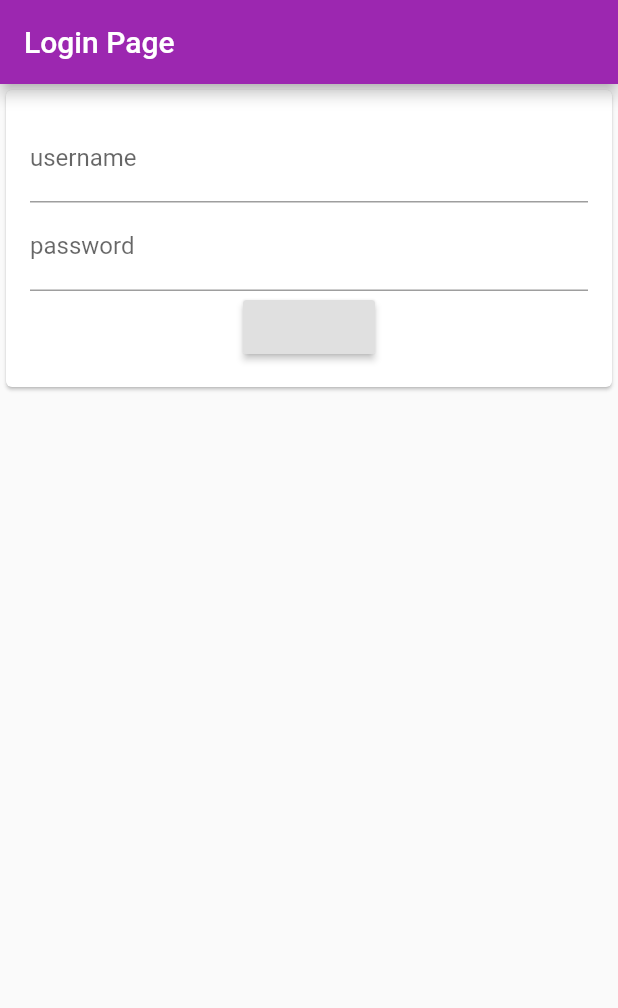
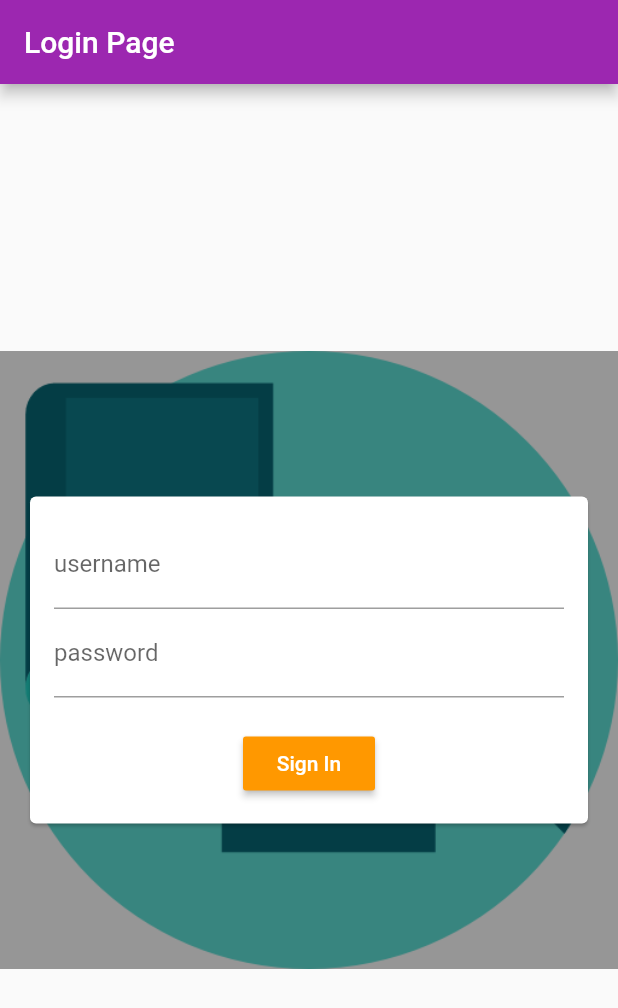
Before and after one commit to Harshal-Jaiswal/Flutter_basics, a Flutter app: the screen it shows after launch, on a phone screen of 412 x 824 dp. Shown: the top 1008 px of the screen. Run offline on Flutter 3.47's test engine with Material 2 defaults, Android fonts, the phone set to English and light mode, and no system bars.

```diff
--- a/flutter_basics/lib/main.dart
+++ b/flutter_basics/lib/main.dart
@@ -16,7 +16,13 @@ class MyApp extends StatelessWidget {
         home: LoginPage(),
         theme: ThemeData(
           primaryColor: Colors.purple,
-        ));
+        ),
+        routes: {
+
+          LoginPage.routeName : (context)=> LoginPage(),
+          Homepage.routeName : (context)=> Homepage(),
+        },
+      );
   }
 }
 
--- a/flutter_basics/lib/pages/login_page.dart
+++ b/flutter_basics/lib/pages/login_page.dart
@@ -1,6 +1,8 @@
 import 'package:flutter/material.dart';
+import 'package:flutter_basics/pages/home_page.dart';
 
 class LoginPage extends StatefulWidget {
+  static const String routeName = '/Login';
   @override
   _LoginPageState createState() => _LoginPageState();
 }
@@ -16,31 +18,54 @@ class _LoginPageState extends State<LoginPage> {
   Widget build(BuildContext context) {
     return Scaffold(
       appBar: AppBar(title: Text('Login Page')),
-      body: SingleChildScrollView(
+      body: Stack(fit: StackFit.expand, children: [
+        Image.asset(
+          'assets/p-sci.png',
+          // fit: BoxFit.cover,
+          color: Colors.black.withOpacity(.4),
+          colorBlendMode: BlendMode.darken,
+        ),
+        Center(
+          child: SingleChildScrollView(
             child: Form(
               key: formKey,
-          child: Center(
+              child: Padding(
+                padding: const EdgeInsets.all(16),
                 child: Card(
                   child: Padding(
-                padding: const EdgeInsets.all(16),
+                    padding: const EdgeInsets.all(16.0),
                     child: Column(
                       children: [
                         TextFormField(
                           controller: _userNameController,
                           keyboardType: TextInputType.emailAddress,
+                          validator: (s) {},
                           decoration: InputDecoration(
-                        border: ,
                               hintText: 'Enter email', labelText: 'username'),
                         ),
                         TextFormField(
                           controller: _passwordController,
                           keyboardType: TextInputType.text,
+                          validator: (s) {},
                           obscureText: true,
                           decoration: InputDecoration(
-                          hintText: 'Enter password', labelText: 'password'),
+                              hintText: 'Enter password',
+                              labelText: 'password'),
                         ),
+                        SizedBox(height: 20),
                         RaisedButton(
-                     onPressed: () {  },
+                          onPressed: () {
+                            // formKey.currentState.validate();
+
+                            Navigator.pushNamed(context, Homepage.routeName);
+                            // Navigator.push(
+                            //     context,
+                            //     MaterialPageRoute(
+                            //         builder: (context) => Homepage()));
+                          },
+                          child: Text('Sign In'),
+                          color: Colors.orange,
+                          textColor: Colors.white,
                         )
                       ],
                     ),
@@ -49,6 +74,8 @@ class _LoginPageState extends State<LoginPage> {
               ),
             ),
           ),
+        )
+      ]),
     );
   }
 }
```
Also changed, not shown: flutter_basics/lib/pages/home_page.dart (+20 -13 lines). Lines whose indentation alone changed are shown as unchanged.
